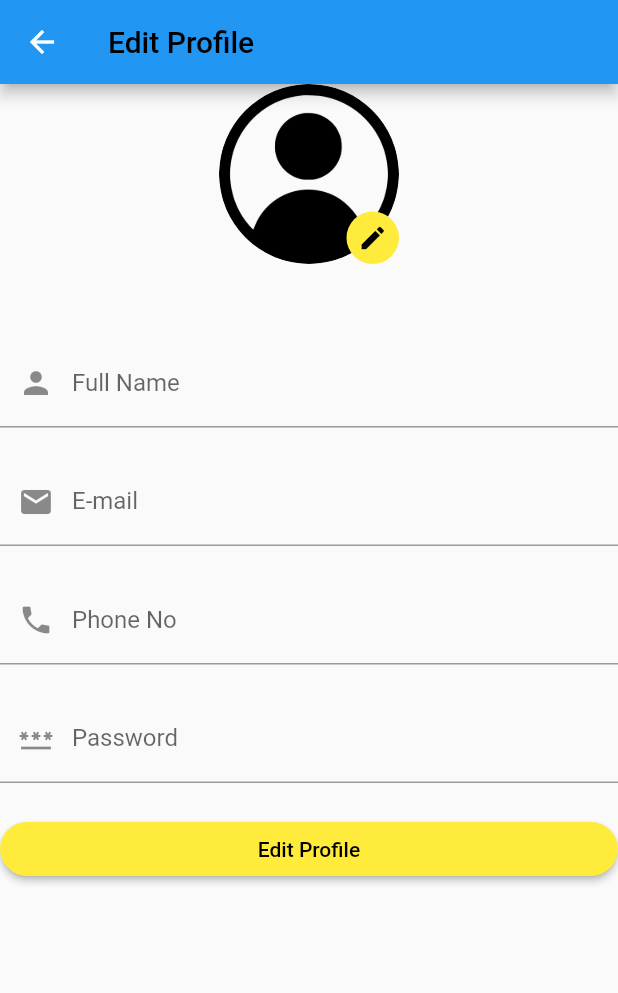
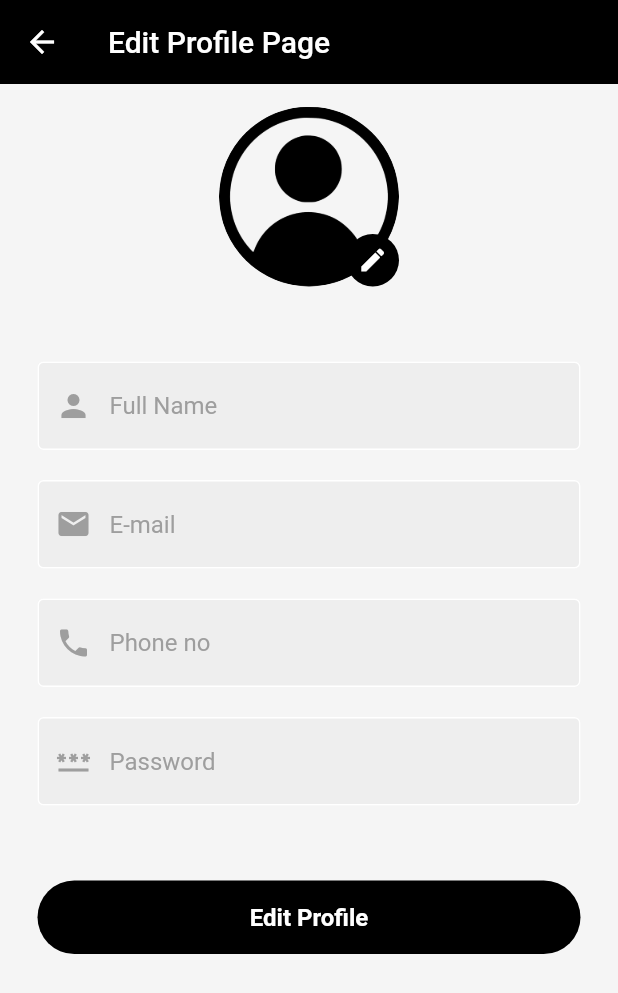
Before and after one commit to youssefbenhissi/expenseManager, a Flutter app: the ApplicationSettingsPage screen opened by its route, after a tap on the "arrow back" icon, after a tap on "Edit", on a phone screen of 412 x 824 dp. Shown: the top 993 px of the screen. Run offline on Flutter 3.47's test engine with Material 2 defaults, Android fonts, the light colour scheme and no system bars; our stand-ins replace awesome_snackbar_content, firebase_auth, firebase_core, flutter_bloc, font_awesome_flutter, get_it and 7 more; missing offline and left inert: flutter_tawk; accounts and stored records are empty; generated files the repository leaves out were written again; network calls fail.

Commit message:
update the design

```diff
--- /dev/null
+++ b/lib/common/app_bar.dart
@@ -0,0 +1,30 @@
+import 'package:flutter/material.dart';
+
+class MyAppBar extends StatelessWidget implements PreferredSizeWidget {
+  final VoidCallback onPressedFunction;
+  final String title;
+  const MyAppBar({
+    super.key,
+    required this.onPressedFunction,
+    required this.title,
+  });
+  @override
+  Size get preferredSize => const Size.fromHeight(kToolbarHeight);
+
+  @override
+  Widget build(BuildContext context) {
+    return AppBar(
+      elevation: 0,
+      iconTheme: const IconThemeData(color: Colors.white),
+      backgroundColor: Colors.black,
+      leading: IconButton(
+        icon: const Icon(Icons.arrow_back),
+        onPressed: onPressedFunction,
+      ),
+      title: Text(
+        title,
+        style: const TextStyle(color: Colors.white),
+      ),
+    );
+  }
+}
--- a/lib/login/text_field.dart
+++ b/lib/common/text_field.dart
@@ -1,14 +1,16 @@
 import 'package:flutter/material.dart';
 
-class LoginPageTextField extends StatelessWidget {
+class MyTextField extends StatelessWidget {
   final TextEditingController controller;
   final String hintText;
   final bool obscureText;
-  const LoginPageTextField({
+  final Icon? prefixIcon;
+  const MyTextField({
     super.key,
     required this.controller,
     required this.hintText,
     required this.obscureText,
+    this.prefixIcon,
   });
 
   @override
@@ -19,6 +21,8 @@ class LoginPageTextField extends StatelessWidget {
         controller: controller,
         obscureText: obscureText,
         decoration: InputDecoration(
+          prefixIcon: prefixIcon,
+          iconColor: Colors.grey,
           enabledBorder: const OutlineInputBorder(
             borderSide: BorderSide(color: Colors.white),
           ),
--- a/lib/home/home_page.dart
+++ b/lib/home/home_page.dart
@@ -83,8 +83,6 @@ class _HomePageState extends State<HomePage> {
                               title: 'Device support',
                               message:
                                   'Your device does not support any other login options.Please login by entering your e-mail and password',
-
-                              /// change contentType to ContentType.success, ContentType.warning or ContentType.help for variants
                               contentType: ContentType.failure,
                             ),
                           );
@@ -128,7 +126,6 @@ class _HomePageState extends State<HomePage> {
                               ),
                             );
                           });
-                          print("logout Successfully");
                         },
                         leading: const Icon(
                           Icons.logout,
--- a/lib/login/button.dart
+++ b/lib/login/button.dart
@@ -3,18 +3,19 @@ import 'package:flutter/material.dart';
 class MyButton extends StatelessWidget {
   final VoidCallback onTap;
   final String title;
-  const MyButton({
-    super.key,
-    required this.onTap,
-    required this.title,
-  });
+  final double paddingValue;
+  const MyButton(
+      {super.key,
+      required this.onTap,
+      required this.title,
+      required this.paddingValue});
 
   @override
   Widget build(BuildContext context) {
     return GestureDetector(
       onTap: onTap,
       child: Container(
-        padding: const EdgeInsets.all(25),
+        padding: EdgeInsets.all(paddingValue),
         margin: const EdgeInsets.symmetric(horizontal: 25),
         decoration: BoxDecoration(
           color: Colors.black,
--- a/lib/settings/account_profile/account_profile.dart
+++ b/lib/settings/account_profile/account_profile.dart
@@ -1,5 +1,8 @@
 import 'dart:io';
 import 'package:expense_manager/app_page_injectable.dart';
+import 'package:expense_manager/common/app_bar.dart';
+import 'package:expense_manager/common/text_field.dart';
+import 'package:expense_manager/login/button.dart';
 import 'package:expense_manager/settings/select_photo_options_screen.dart';
 import 'package:flutter/material.dart';
 import 'package:flutter/services.dart';
@@ -15,7 +18,10 @@ class UpdateProfile extends StatefulWidget {
 
 class _UpdateProfileState extends State<UpdateProfile> {
   File? _image;
-
+  late TextEditingController fullNameEditingController;
+  late TextEditingController emailEditingController;
+  late TextEditingController phoneNumberEditingController;
+  late TextEditingController passwordEditingController;
   Future _pickImage(ImageSource source) async {
     try {
       final image = await ImagePicker().pickImage(source: source);
@@ -64,21 +70,39 @@ class _UpdateProfileState extends State<UpdateProfile> {
   }
 
   @override
+  void initState() {
+    fullNameEditingController = TextEditingController();
+    emailEditingController = TextEditingController();
+    phoneNumberEditingController = TextEditingController();
+    passwordEditingController = TextEditingController();
+    super.initState();
+  }
+
+  @override
+  void dispose() {
+    fullNameEditingController.dispose();
+    emailEditingController.dispose();
+    phoneNumberEditingController.dispose();
+    passwordEditingController.dispose();
+    super.dispose();
+  }
+
+  @override
   Widget build(BuildContext context) {
     return Scaffold(
-      appBar: AppBar(
-        leading: IconButton(
-            onPressed: () => {context.gNavigationService.openSettings(context)},
-            icon: const Icon(Icons.arrow_back)),
-        title: const Text(
-          "Edit Profile",
-          style: TextStyle(color: Colors.black),
-        ),
-      ),
+      backgroundColor: Colors.grey[100],
+      appBar: MyAppBar(
+          onPressedFunction: () {
+            context.gNavigationService.openSettings(context);
+          },
+          title: 'Edit Profile Page'),
       body: SingleChildScrollView(
         child: SizedBox(
           child: Column(
             children: [
+              const SizedBox(
+                height: 15,
+              ),
               Stack(
                 children: [
                   SizedBox(
@@ -108,11 +132,11 @@ class _UpdateProfileState extends State<UpdateProfile> {
                         height: 35,
                         decoration: BoxDecoration(
                           borderRadius: BorderRadius.circular(100),
-                          color: Colors.yellow,
+                          color: Colors.black,
                         ),
                         child: const Icon(
                           Icons.edit,
-                          color: Colors.black,
+                          color: Colors.white,
                           size: 20,
                         ),
                       ),
@@ -126,50 +150,48 @@ class _UpdateProfileState extends State<UpdateProfile> {
               Form(
                 child: Column(
                   children: [
-                    TextFormField(
-                      decoration: const InputDecoration(
-                          label: Text('Full Name'),
-                          prefixIcon: Icon(Icons.person)),
+                    MyTextField(
+                      prefixIcon: const Icon(Icons.person, color: Colors.grey),
+                      controller: fullNameEditingController,
+                      hintText: "Full Name",
+                      obscureText: false,
                     ),
                     const SizedBox(
                       height: 20,
                     ),
-                    TextFormField(
-                      decoration: const InputDecoration(
-                          label: Text('E-mail'), prefixIcon: Icon(Icons.email)),
+                    MyTextField(
+                      prefixIcon: const Icon(Icons.email, color: Colors.grey),
+                      controller: emailEditingController,
+                      hintText: "E-mail",
+                      obscureText: false,
                     ),
                     const SizedBox(
                       height: 20,
                     ),
-                    TextFormField(
-                      decoration: const InputDecoration(
-                          label: Text('Phone No'),
-                          prefixIcon: Icon(Icons.phone)),
+                    MyTextField(
+                      prefixIcon: const Icon(Icons.phone, color: Colors.grey),
+                      controller: phoneNumberEditingController,
+                      hintText: "Phone no",
+                      obscureText: false,
                     ),
                     const SizedBox(
                       height: 20,
                     ),
-                    TextFormField(
-                      decoration: const InputDecoration(
-                          label: Text('Password'),
-                          prefixIcon: Icon(Icons.password)),
+                    MyTextField(
+                      prefixIcon:
+                          const Icon(Icons.password, color: Colors.grey),
+                      controller: passwordEditingController,
+                      hintText: "Password",
+                      obscureText: true,
                     ),
                     const SizedBox(
-                      height: 20,
+                      height: 50,
                     ),
-                    SizedBox(
-                      width: double.infinity,
-                      child: ElevatedButton(
-                          onPressed: () {},
-                          style: ElevatedButton.styleFrom(
-                              backgroundColor: Colors.yellow,
-                              side: BorderSide.none,
-                              shape: const StadiumBorder()),
-                          child: const Text(
-                            "Edit Profile",
-                            style: TextStyle(color: Colors.black),
-                          )),
-                    )
+                    MyButton(
+                      title: "Edit Profile",
+                      onTap: () {},
+                      paddingValue: 15,
+                    ),
                   ],
                 ),
               )
--- a/lib/settings/application_settings/application_settings.dart
+++ b/lib/settings/application_settings/application_settings.dart
@@ -1,4 +1,5 @@
 import 'package:expense_manager/app_page_injectable.dart';
+import 'package:expense_manager/common/app_bar.dart';
 import 'package:flutter/material.dart';
 import 'package:flutter/services.dart';
 import 'package:font_awesome_flutter/font_awesome_flutter.dart';
@@ -35,22 +36,12 @@ class ApplicationSettingsPageState extends State<ApplicationSettingsPage> {
         brightness: _getBrightness(),
       ),
       child: Scaffold(
-        backgroundColor: _dark ? null : Colors.grey.shade200,
-        appBar: AppBar(
-          elevation: 0,
-          systemOverlayStyle:
-              _dark ? SystemUiOverlayStyle.dark : SystemUiOverlayStyle.light,
-          iconTheme: IconThemeData(color: _dark ? Colors.white : Colors.black),
-          backgroundColor: Colors.transparent,
-          leading: IconButton(
-            icon: const Icon(Icons.arrow_back),
-            onPressed: () => context.gNavigationService.openSettings(context),
-          ),
-          title: Text(
-            'Application Settings',
-            style: TextStyle(color: _dark ? Colors.white : Colors.black),
-          ),
-        ),
+        backgroundColor: _dark ? null : Colors.grey[100],
+        appBar: MyAppBar(
+            onPressedFunction: () {
+              context.gNavigationService.openSettings(context);
+            },
+            title: 'Application Settings Page'),
         body: Stack(
           fit: StackFit.expand,
           children: <Widget>[
@@ -70,7 +61,7 @@ class ApplicationSettingsPageState extends State<ApplicationSettingsPage> {
                         ListTile(
                           leading: const Icon(
                             FontAwesomeIcons.language,
-                            color: Colors.purple,
+                            color: Colors.black,
                           ),
                           title: const Text("Change Language"),
                           trailing: const Icon(Icons.keyboard_arrow_right),
--- a/lib/settings/settings_page.dart
+++ b/lib/settings/settings_page.dart
@@ -1,5 +1,6 @@
 import 'dart:io';
 import 'package:expense_manager/app_page_injectable.dart';
+import 'package:expense_manager/login/button.dart';
 import 'package:expense_manager/login/login_page.dart';
 import 'package:expense_manager/settings/constants.dart';
 import 'package:expense_manager/settings/select_photo_options_screen.dart';
@@ -21,7 +22,7 @@ class SettingsScreen extends StatefulWidget {
 
 class _SettingsScreenState extends State<SettingsScreen> {
   File? _image;
-
+  final user = FirebaseAuth.instance.currentUser;
   Future _pickImage(ImageSource source) async {
     try {
       final image = await ImagePicker().pickImage(source: source);
@@ -72,6 +73,7 @@ class _SettingsScreenState extends State<SettingsScreen> {
   @override
   Widget build(BuildContext context) {
     return Scaffold(
+      backgroundColor: Colors.grey[100],
       body: Padding(
         padding: const EdgeInsets.symmetric(vertical: 25, horizontal: 20),
         child: Center(
@@ -112,11 +114,11 @@ class _SettingsScreenState extends State<SettingsScreen> {
                           height: 35,
                           decoration: BoxDecoration(
                             borderRadius: BorderRadius.circular(100),
-                            color: Colors.yellow,
+                            color: Colors.black,
                           ),
                           child: const Icon(
                             Icons.edit,
-                            color: Colors.black,
+                            color: Colors.white,
                             size: 20,
                           ),
                         ),
@@ -125,26 +127,15 @@ class _SettingsScreenState extends State<SettingsScreen> {
                   ],
                 ),
                 const SizedBox(height: 10),
-                Text("youssef",
-                    style: Theme.of(context).textTheme.headlineMedium),
-                Text("youssef.benhissi@esprit.tn",
-                    style: Theme.of(context).textTheme.bodyMedium),
+                Text(user!.email.toString(),
+                    style: Theme.of(context).textTheme.headlineSmall),
                 const SizedBox(height: 20),
-                SizedBox(
-                  width: 200,
-                  child: ElevatedButton(
-                    onPressed: () {
-                      context.gNavigationService.openAccountProfile(context);
-                    },
-                    style: ElevatedButton.styleFrom(
-                        backgroundColor: Colors.yellow,
-                        side: BorderSide.none,
-                        shape: const StadiumBorder()),
-                    child: const Text(
-                      "Edit",
-                      style: TextStyle(color: Colors.black),
-                    ),
-                  ),
+                MyButton(
+                  title: "Edit",
+                  onTap: () {
+                    context.gNavigationService.openAccountProfile(context);
+                  },
+                  paddingValue: 15,
                 ),
                 const SizedBox(height: 20),
                 const Divider(),
```
Also changed, not shown: lib/login/login_page.dart (+5 -4 lines), lib/settings/FAQ/faq_page.dart (+6 -18 lines), lib/settings/contact_us/contact_us_page.dart (+6 -8 lines), lib/settings/support_screen/chat_screen.dart (+4 -11 lines), lib/signup/signup_page.dart (+6 -5 lines), assets/images/chat_support.jpg.
